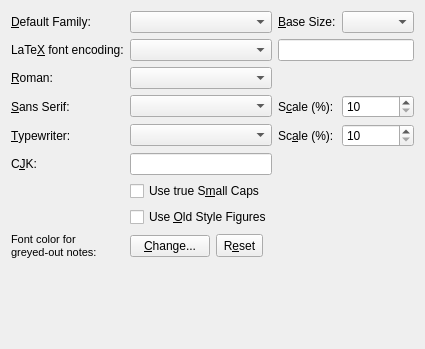
First picture: the form in src/frontends/qt4/ui/FontUi.ui, repository cburschka/lyx, before the edit.
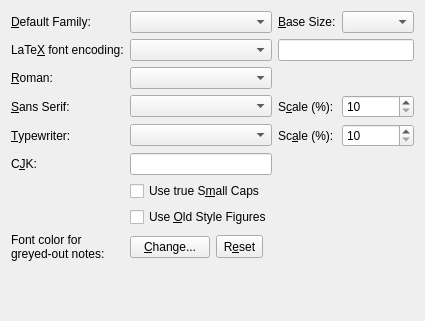
Second picture: the form after the edit.

Commit message: FontUi.ui: remove HTML and use plain text (it turned out that Qt's designer uses by default HTML when there are linebreaks)

What changed in the file:
```diff
--- a/src/frontends/qt4/ui/FontUi.ui
+++ b/src/frontends/qt4/ui/FontUi.ui
@@ -6,7 +6,7 @@
     <x>0</x>
     <y>0</y>
     <width>404</width>
-    <height>349</height>
+    <height>321</height>
    </rect>
   </property>
   <property name="windowTitle">
@@ -204,12 +204,8 @@
    <item row="8" column="0">
     <widget class="QLabel" name="noteFontColorLA">
      <property name="text">
-      <string>&lt;!DOCTYPE HTML PUBLIC &quot;-//W3C//DTD HTML 4.0//EN&quot; &quot;http://www.w3.org/TR/REC-html40/strict.dtd&quot;&gt;
-&lt;html&gt;&lt;head&gt;&lt;meta name=&quot;qrichtext&quot; content=&quot;1&quot; /&gt;&lt;style type=&quot;text/css&quot;&gt;
-p, li { white-space: pre-wrap; }
-&lt;/style&gt;&lt;/head&gt;&lt;body style=&quot; font-family:'MS Shell Dlg 2'; font-size:8.25pt; font-weight:400; font-style:normal;&quot;&gt;
-&lt;p style=&quot; margin-top:0px; margin-bottom:0px; margin-left:0px; margin-right:0px; -qt-block-indent:0; text-indent:0px;&quot;&gt;&lt;span style=&quot; font-size:8pt;&quot;&gt;Font color for&lt;/span&gt;&lt;/p&gt;
-&lt;p style=&quot; margin-top:0px; margin-bottom:0px; margin-left:0px; margin-right:0px; -qt-block-indent:0; text-indent:0px;&quot;&gt;&lt;span style=&quot; font-size:8pt;&quot;&gt;greyed-out notes:&lt;/span&gt;&lt;/p&gt;&lt;/body&gt;&lt;/html&gt;</string>
+      <string>Font color for
+greyed-out notes:</string>
      </property>
     </widget>
    </item>
```
Left out of the diff: 5 changed lines with no effect on the pictures.
